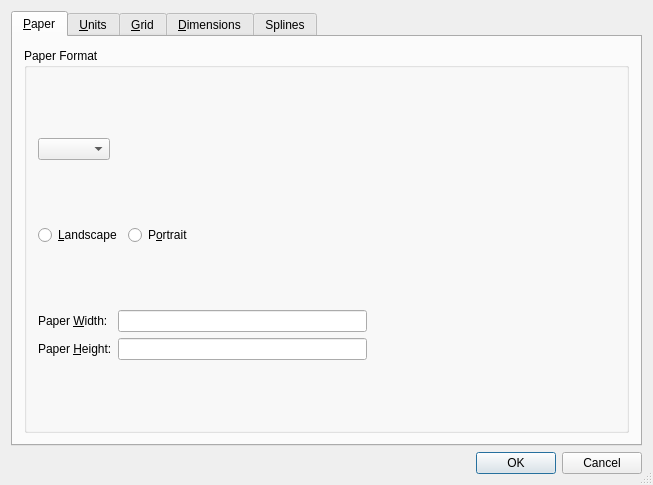
Above: librecad/src/ui/forms/qg_dlgoptionsdrawing.ui from LibreCAD/LibreCAD before the change. Below: the same form after it.
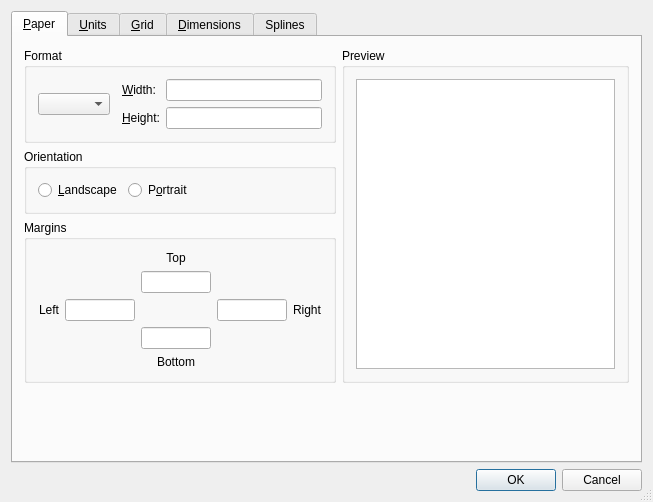
That is the form after the change. Custom widgets are drawn as their Qt base class.

Commit message:
Page margins and page preview.
libdxfrw: added ability to read/write paper margins from/to dxf-file.
Drawing options dialog: paper tab is reworked. Added input for margins
and paper preview widget.

Diff of the .ui file:
```diff
--- a/librecad/src/ui/forms/qg_dlgoptionsdrawing.ui
+++ b/librecad/src/ui/forms/qg_dlgoptionsdrawing.ui
@@ -7,7 +7,7 @@
     <x>0</x>
     <y>0</y>
     <width>653</width>
-    <height>485</height>
+    <height>502</height>
    </rect>
   </property>
   <property name="windowTitle">
@@ -35,138 +35,243 @@
       </attribute>
       <layout class="QVBoxLayout">
        <item>
-        <widget class="QGroupBox" name="buttonGroup3">
-         <property name="title">
-          <string>Paper Format</string>
-         </property>
-         <layout class="QVBoxLayout">
-          <item>
-           <layout class="QHBoxLayout">
+        <layout class="QHBoxLayout" name="tab1Layout">
+         <item>
+          <layout class="QVBoxLayout" name="paperOptionsLayout">
+           <item>
+            <widget class="QGroupBox" name="formatGroupBox">
+             <property name="title">
+              <string>Format</string>
+             </property>
+             <layout class="QVBoxLayout">
+              <item>
+               <layout class="QHBoxLayout">
+                <property name="spacing">
+                 <number>12</number>
+                </property>
+                <item>
+                 <widget class="QComboBox" name="cbPaperFormat"/>
+                </item>
+                <item>
+                 <layout class="QGridLayout" name="gridLayout_3">
+                  <property name="leftMargin">
+                   <number>0</number>
+                  </property>
+                  <item row="0" column="2">
+                   <widget class="QLineEdit" name="lePaperWidth"/>
+                  </item>
+                  <item row="1" column="0">
+                   <widget class="QLabel" name="lPageHeight">
+                    <property name="text">
+                     <string>&amp;Height:</string>
+                    </property>
+                    <property name="wordWrap">
+                     <bool>false</bool>
+                    </property>
+                    <property name="buddy">
+                     <cstring>lePaperHeight</cstring>
+                    </property>
+                   </widget>
+                  </item>
+                  <item row="1" column="2">
+                   <widget class="QLineEdit" name="lePaperHeight"/>
+                  </item>
+                  <item row="0" column="0">
+                   <widget class="QLabel" name="lPageWidth">
+                    <property name="text">
+                     <string>&amp;Width:</string>
+                    </property>
+                    <property name="wordWrap">
+                     <bool>false</bool>
+                    </property>
+                    <property name="buddy">
+                     <cstring>lePaperWidth</cstring>
+                    </property>
+                   </widget>
+                  </item>
+                 </layout>
+                </item>
+               </layout>
+              </item>
+             </layout>
+            </widget>
+           </item>
+           <item>
+            <widget class="QGroupBox" name="orientGroupBox">
+             <property name="title">
+              <string>Orientation</string>
+             </property>
+             <layout class="QHBoxLayout" name="horizontalLayout_2">
+              <item>
+               <widget class="QRadioButton" name="rbLandscape">
+                <property name="text">
+                 <string>&amp;Landscape</string>
+                </property>
+               </widget>
+              </item>
+              <item>
+               <widget class="QRadioButton" name="rbPortrait">
+                <property name="text">
+                 <string>P&amp;ortrait</string>
+                </property>
+               </widget>
+              </item>
+              <item>
+               <spacer name="horizontalSpacer_2">
+                <property name="orientation">
+                 <enum>Qt::Horizontal</enum>
+                </property>
+                <property name="sizeHint" stdset="0">
+                 <size>
+                  <width>40</width>
+                  <height>20</height>
+                 </size>
+                </property>
+               </spacer>
+              </item>
+             </layout>
+            </widget>
+           </item>
+           <item>
+            <widget class="QGroupBox" name="marginsGroupBox">
+             <property name="title">
+              <string>Margins</string>
+             </property>
+             <layout class="QGridLayout" name="gridLayout_11">
+              <item row="0" column="0">
+               <layout class="QGridLayout" name="gridLayout_10">
+                <item row="2" column="1">
+                 <widget class="QLineEdit" name="leMarginLeft">
+                  <property name="maximumSize">
+                   <size>
+                    <width>70</width>
+                    <height>16777215</height>
+                   </size>
+                  </property>
+                  <property name="toolTip">
+                   <string>Left</string>
+                  </property>
+                 </widget>
+                </item>
+                <item row="3" column="2">
+                 <widget class="QLineEdit" name="leMarginBottom">
+                  <property name="maximumSize">
+                   <size>
+                    <width>70</width>
+                    <height>16777215</height>
+                   </size>
+                  </property>
+                  <property name="toolTip">
+                   <string>Bottom</string>
+                  </property>
+                 </widget>
+                </item>
+                <item row="2" column="3">
+                 <widget class="QLineEdit" name="leMarginRight">
+                  <property name="maximumSize">
+                   <size>
+                    <width>70</width>
+                    <height>16777215</height>
+                   </size>
+                  </property>
+                  <property name="toolTip">
+                   <string>Right</string>
+                  </property>
+                 </widget>
+                </item>
+                <item row="4" column="2">
+                 <widget class="QLabel" name="label_10">
+                  <property name="text">
+                   <string>Bottom</string>
+                  </property>
+                  <property name="alignment">
+                   <set>Qt::AlignCenter</set>
+                  </property>
+                 </widget>
+                </item>
+                <item row="0" column="2">
+                 <widget class="QLabel" name="label_7">
+                  <property name="text">
+                   <string>Top</string>
+                  </property>
+                  <property name="alignment">
+                   <set>Qt::AlignCenter</set>
+                  </property>
+                 </widget>
+                </item>
+                <item row="2" column="4">
+                 <widget class="QLabel" name="label_9">
+                  <property name="text">
+                   <string>Right</string>
+                  </property>
+                 </widget>
+                </item>
+                <item row="2" column="0">
+                 <widget class="QLabel" name="label_8">
+                  <property name="text">
+                   <string>Left</string>
+                  </property>
+                  <property name="alignment">
+                   <set>Qt::AlignRight|Qt::AlignTrailing|Qt::AlignVCenter</set>
+                  </property>
+                 </widget>
+                </item>
+                <item row="1" column="2">
+                 <widget class="QLineEdit" name="leMarginTop">
+                  <property name="maximumSize">
+                   <size>
+                    <width>70</width>
+                    <height>16777215</height>
+                   </size>
+                  </property>
+                  <property name="toolTip">
+                   <string>Top</string>
+                  </property>
+                 </widget>
+                </item>
+               </layout>
+              </item>
+             </layout>
+            </widget>
+           </item>
+          </layout>
+         </item>
+         <item>
+          <widget class="QGroupBox" name="paperPreviewGroupBox">
+           <property name="title">
+            <string>Preview</string>
+           </property>
+           <layout class="QVBoxLayout" name="verticalLayout">
             <item>
-             <widget class="QComboBox" name="cbPaperFormat"/>
-            </item>
-            <item>
-             <spacer name="spacer9">
-              <property name="orientation">
-               <enum>Qt::Horizontal</enum>
+             <widget class="QGraphicsView" name="gvPaperPreview">
+              <property name="verticalScrollBarPolicy">
+               <enum>Qt::ScrollBarAlwaysOff</enum>
               </property>
-              <property name="sizeType">
-               <enum>QSizePolicy::Expanding</enum>
+              <property name="horizontalScrollBarPolicy">
+               <enum>Qt::ScrollBarAlwaysOff</enum>
               </property>
-              <property name="sizeHint" stdset="0">
-               <size>
-                <width>211</width>
-                <height>20</height>
-               </size>
+              <property name="sizeAdjustPolicy">
+               <enum>QAbstractScrollArea::AdjustToContents</enum>
               </property>
-             </spacer>
-            </item>
-           </layout>
-          </item>
-          <item>
-           <layout class="QHBoxLayout">
-            <item>
-             <widget class="QRadioButton" name="rbLandscape">
-              <property name="text">
-               <string>&amp;Landscape</string>
-              </property>
              </widget>
             </item>
-            <item>
-             <widget class="QRadioButton" name="rbPortrait">
-              <property name="text">
-               <string>P&amp;ortrait</string>
-              </property>
-             </widget>
-            </item>
-            <item>
-             <spacer name="spacer6">
-              <property name="orientation">
-               <enum>Qt::Horizontal</enum>
-              </property>
-              <property name="sizeType">
-               <enum>QSizePolicy::Expanding</enum>
-              </property>
-              <property name="sizeHint" stdset="0">
-               <size>
-                <width>231</width>
-                <height>20</height>
-               </size>
-              </property>
-             </spacer>
-            </item>
            </layout>
-          </item>
-          <item>
-           <layout class="QGridLayout" name="gridLayout_3">
-            <item row="1" column="2">
-             <spacer name="spacer8">
-              <property name="orientation">
-               <enum>Qt::Horizontal</enum>
-              </property>
-              <property name="sizeType">
-               <enum>QSizePolicy::Expanding</enum>
-              </property>
-              <property name="sizeHint" stdset="0">
-               <size>
-                <width>221</width>
-                <height>20</height>
-               </size>
-              </property>
-             </spacer>
-            </item>
-            <item row="1" column="1">
-             <widget class="QLineEdit" name="lePaperHeight"/>
-            </item>
-            <item row="1" column="0">
-             <widget class="QLabel" name="lPageHeight">
-              <property name="text">
-               <string>Paper &amp;Height:</string>
-              </property>
-              <property name="wordWrap">
-               <bool>false</bool>
-              </property>
-              <property name="buddy">
-               <cstring>lePaperHeight</cstring>
-              </property>
-             </widget>
-            </item>
-            <item row="0" column="0">
-             <widget class="QLabel" name="lPageWidth">
-              <property name="text">
-               <string>Paper &amp;Width:</string>
-              </property>
-              <property name="wordWrap">
-               <bool>false</bool>
-              </property>
-              <property name="buddy">
-               <cstring>lePaperWidth</cstring>
-              </property>
-             </widget>
-            </item>
-            <item row="0" column="1">
-             <widget class="QLineEdit" name="lePaperWidth"/>
-            </item>
-            <item row="0" column="2">
-             <spacer name="spacer7">
-              <property name="orientation">
-               <enum>Qt::Horizontal</enum>
-              </property>
-              <property name="sizeType">
-               <enum>QSizePolicy::Expanding</enum>
-              </property>
-              <property name="sizeHint" stdset="0">
-               <size>
-                <width>201</width>
-                <height>20</height>
-               </size>
-              </property>
-             </spacer>
-            </item>
-           </layout>
-          </item>
-         </layout>
-        </widget>
+          </widget>
+         </item>
+        </layout>
+       </item>
+       <item>
+        <spacer name="verticalSpacer_2">
+         <property name="orientation">
+          <enum>Qt::Vertical</enum>
+         </property>
+         <property name="sizeHint" stdset="0">
+          <size>
+           <width>20</width>
+           <height>40</height>
+          </size>
+         </property>
+        </spacer>
        </item>
       </layout>
      </widget>
```
Left out of the diff: 182 changed lines with no effect on the pictures. The commit also changes 11 other files.
